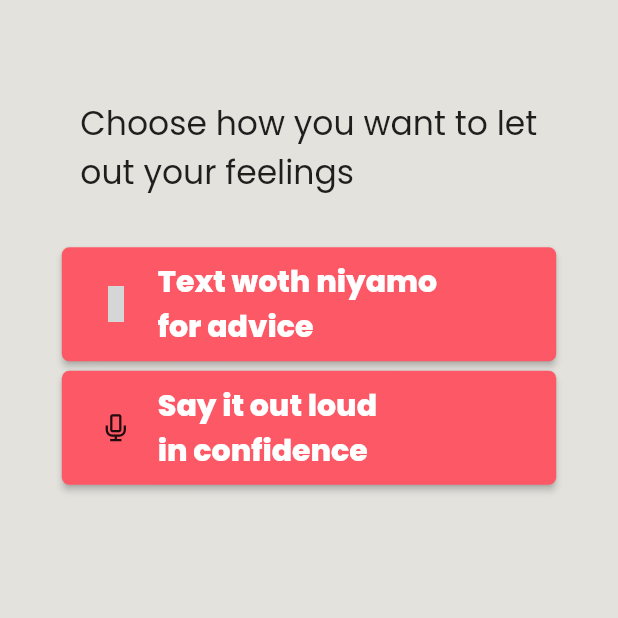
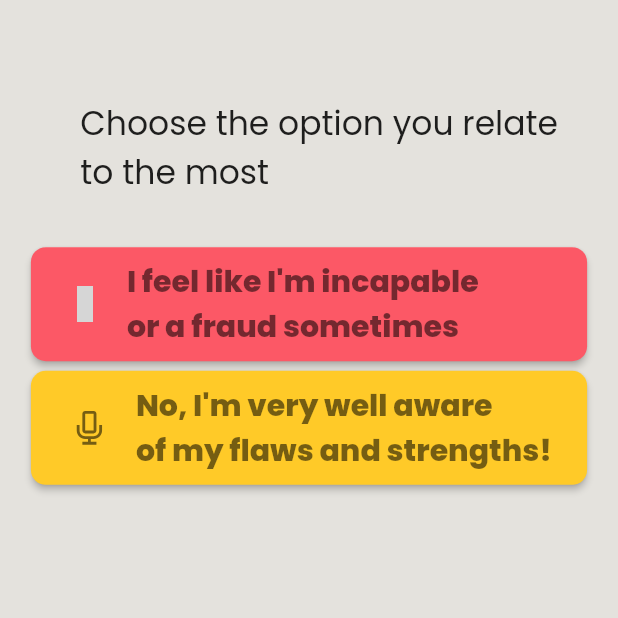
Before and after one commit to dwvicy/niyamo, a Flutter app: the Rant screen opened directly, on a phone screen of 412 x 824 dp, the top half of it. Run offline on Flutter 3.47's test engine with Material 2 defaults, Android fonts, the phone set to English and light mode, and no system bars; our stand-ins replace carousel_slider, intro_slider, like_button, line_icons; grey boxes are pictures that could not be loaded.

Commit message:
feat: imposter syndrome

```diff
--- a/lib/main.dart
+++ b/lib/main.dart
@@ -1,6 +1,8 @@
 import 'package:flutter/material.dart';
 import 'package:niyamo/constants/AppTheme.dart';
+import 'package:niyamo/screens/brag-sheet.dart';
 import 'package:niyamo/screens/nav.dart';
+import 'package:niyamo/screens/suggestions.dart';
 import 'package:niyamo/splash.dart';
 
 void main() {
@@ -27,7 +29,9 @@ class _NiyamoState extends State<Niyamo> {
       initialRoute: '/',
       routes: {
         '/': (context) => SplashScreen(),
-        '/home': (context) => HomePage()
+        '/home': (context) => HomePage(),
+        '/brag': (context) => BragSheet(),
+        '/suggest': (context) => SuggestPage()
       },
     );
   }
--- a/lib/screens/rant.dart
+++ b/lib/screens/rant.dart
@@ -21,33 +21,38 @@ class _RantState extends State<Rant> {
                 left: MediaQuery.of(context).size.width * 0.13,
               ),
               child: Text(
-                'Choose how you want to let out your feelings',
+                'Choose the option you relate to the most',
                 style: TextStyle(fontSize: 22),
               ),
             ),
             Padding(
               padding: EdgeInsets.only(
                 top: MediaQuery.of(context).size.height * 0.2,
-                right: MediaQuery.of(context).size.width * 0.1,
-                left: MediaQuery.of(context).size.width * 0.1,
+                right: MediaQuery.of(context).size.width * 0.05,
+                left: MediaQuery.of(context).size.width * 0.05,
               ),
               child: RaisedButton(
                 color: AppTheme.ellowPinky,
                 shape: RoundedRectangleBorder(
-                    borderRadius: BorderRadius.circular(5)),
-                onPressed: () {},
+                    borderRadius: BorderRadius.circular(10)),
+                onPressed: () {
+                  Navigator.pushNamed(context, '/brag');
+                },
                 child: Row(
                   children: [
                     Padding(
                       padding: const EdgeInsets.all(8.0),
-                      child: Icon(LineIcons.pencil),
+                      child: Icon(
+                        LineIcons.pencil,
+                        color: Colors.black54,
+                      ),
                     ),
                     Padding(
                       padding: const EdgeInsets.all(8.0),
                       child: Text(
-                        'Text woth niyamo\nfor advice',
+                        'I feel like I\'m incapable\nor a fraud sometimes',
                         style: TextStyle(
-                            color: Colors.white,
+                            color: Colors.black54,
                             fontWeight: FontWeight.bold,
                             fontSize: 20),
                       ),
@@ -59,25 +64,31 @@ class _RantState extends State<Rant> {
             Padding(
               padding: EdgeInsets.only(
                   top: MediaQuery.of(context).size.height * 0.3,
-                  right: MediaQuery.of(context).size.width * 0.1,
-                  left: MediaQuery.of(context).size.width * 0.1),
+                  right: MediaQuery.of(context).size.width * 0.05,
+                  left: MediaQuery.of(context).size.width * 0.05),
               child: RaisedButton(
-                color: AppTheme.ellowPinky,
+                color: Colors.amber[400],
                 shape: RoundedRectangleBorder(
-                    borderRadius: BorderRadius.circular(5)),
-                onPressed: () {},
+                    borderRadius: BorderRadius.circular(10)),
+                onPressed: () {
+                  Navigator.pushNamed(context, '/suggest');
+                },
                 child: Row(
                   children: [
                     Padding(
                       padding: const EdgeInsets.all(8.0),
-                      child: Icon(LineIcons.microphone),
+                      child: Icon(
+                        LineIcons.microphone,
+                        size: 30,
+                        color: Colors.black54,
+                      ),
                     ),
                     Padding(
                       padding: const EdgeInsets.all(8.0),
                       child: Text(
-                        'Say it out loud\nin confidence',
+                        'No, I\'m very well aware\nof my flaws and strengths!',
                         style: TextStyle(
-                            color: Colors.white,
+                            color: Colors.black54,
                             fontWeight: FontWeight.bold,
                             fontSize: 20),
                       ),
```
Also changed, not shown: lib/screens/brag-sheet.dart (added, +15 -0 lines), lib/screens/suggestions.dart (added, +15 -0 lines).
